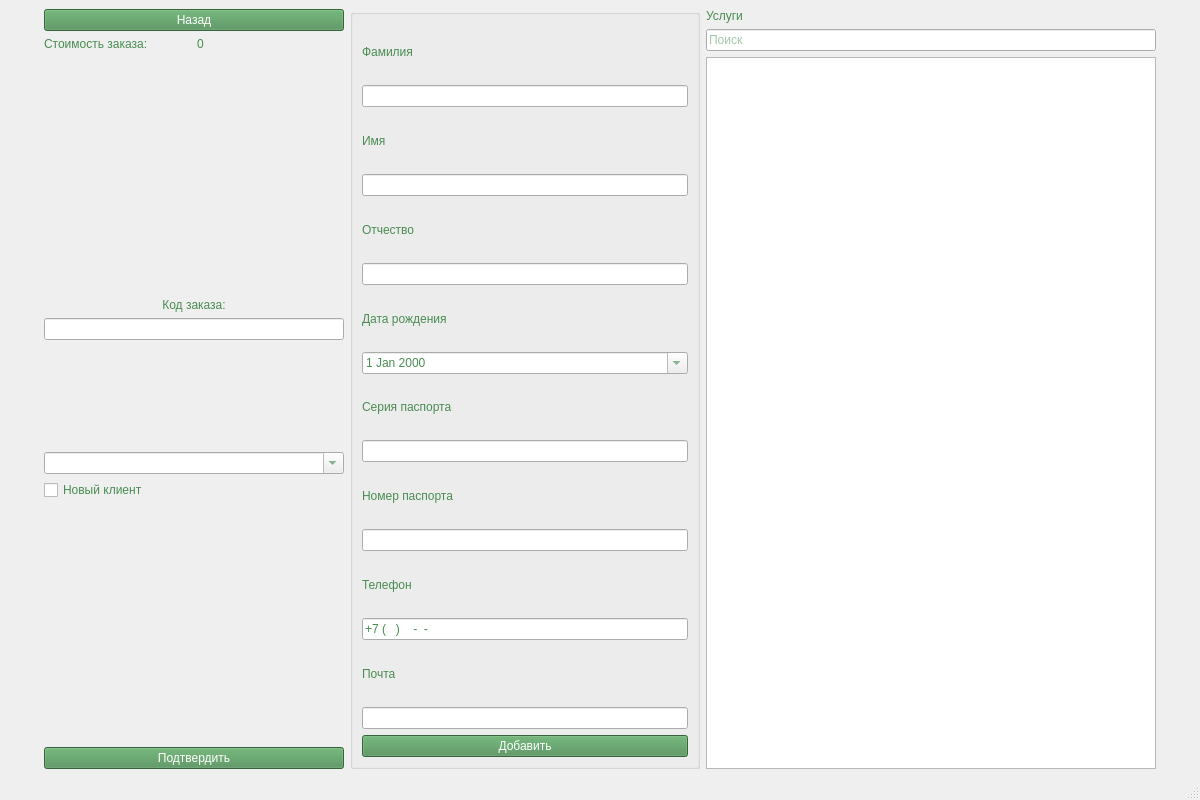
First picture: the form in Desktop/win/OrdersWin.ui, repository AndreiDuvakin/Professionali-Final-2023, before the edit.
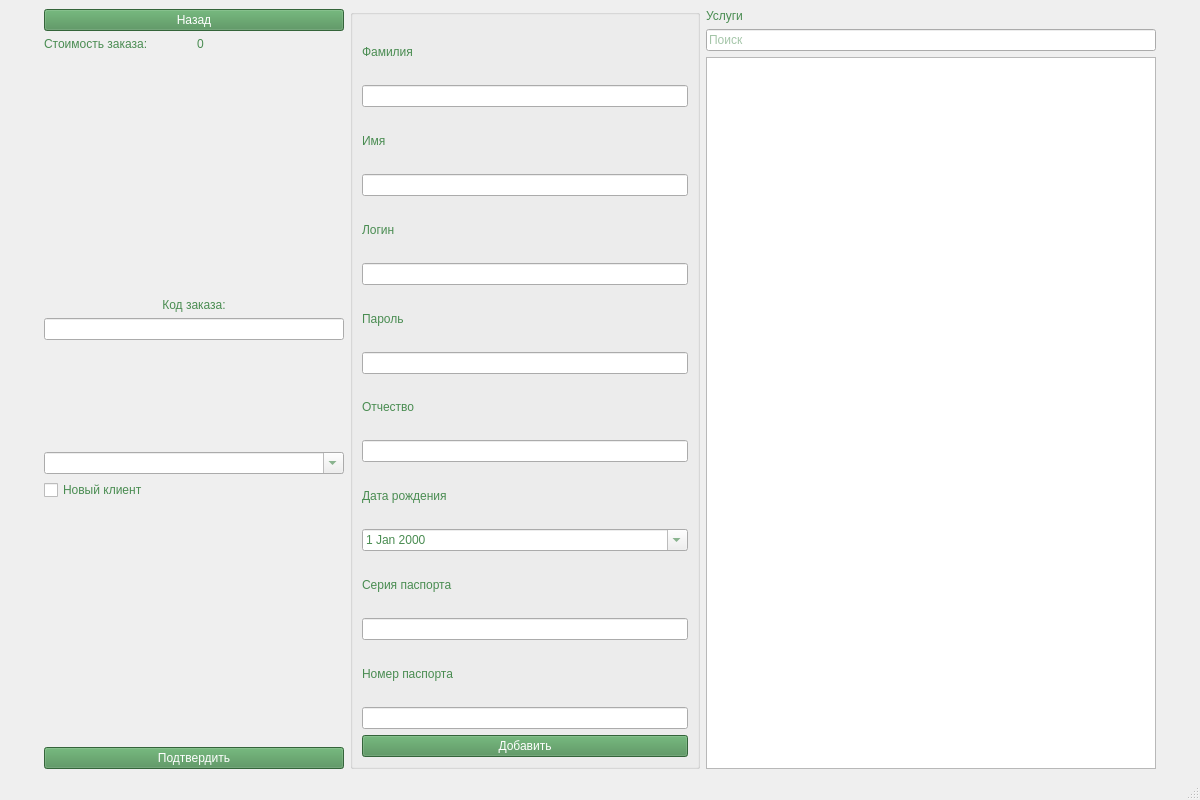
Second picture: the form after the edit. Icons and pictures are not drawn.

Diff of the .ui file:
```diff
--- a/Desktop/win/OrdersWin.ui
+++ b/Desktop/win/OrdersWin.ui
@@ -422,6 +422,30 @@
        <item>
         <widget class="QLineEdit" name="lineEdit_9"/>
        </item>
+       <item>
+        <widget class="QLabel" name="label_5">
+         <property name="text">
+          <string>Логин</string>
+         </property>
+        </widget>
+       </item>
+       <item>
+        <widget class="QLineEdit" name="lineEdit_3"/>
+       </item>
+       <item>
+        <widget class="QLabel" name="label_7">
+         <property name="text">
+          <string>Пароль</string>
+         </property>
+        </widget>
+       </item>
+       <item>
+        <widget class="QLineEdit" name="lineEdit_4">
+         <property name="echoMode">
+          <enum>QLineEdit::Password</enum>
+         </property>
+        </widget>
+       </item>
        <item>
         <widget class="QLabel" name="label_18">
          <property name="text">
@@ -483,37 +507,6 @@
          </property>
         </widget>
        </item>
-       <item>
-        <widget class="QLabel" name="label_14">
-         <property name="text">
-          <string>Телефон</string>
-         </property>
-        </widget>
-       </item>
-       <item>
-        <widget class="QLineEdit" name="lineEdit_12">
-         <property name="inputMask">
-          <string>+7 (000) 000-00-00</string>
-         </property>
-        </widget>
-       </item>
-       <item>
-        <widget class="QLabel" name="label_13">
-         <property name="text">
-          <string>Почта</string>
-         </property>
-        </widget>
-       </item>
-       <item>
-        <widget class="QLineEdit" name="lineEdit_11">
-         <property name="text">
-          <string/>
-         </property>
-         <property name="frame">
-          <bool>true</bool>
-         </property>
-        </widget>
-       </item>
        <item>
         <widget class="QPushButton" name="pushButton_2">
          <property name="text">
```
